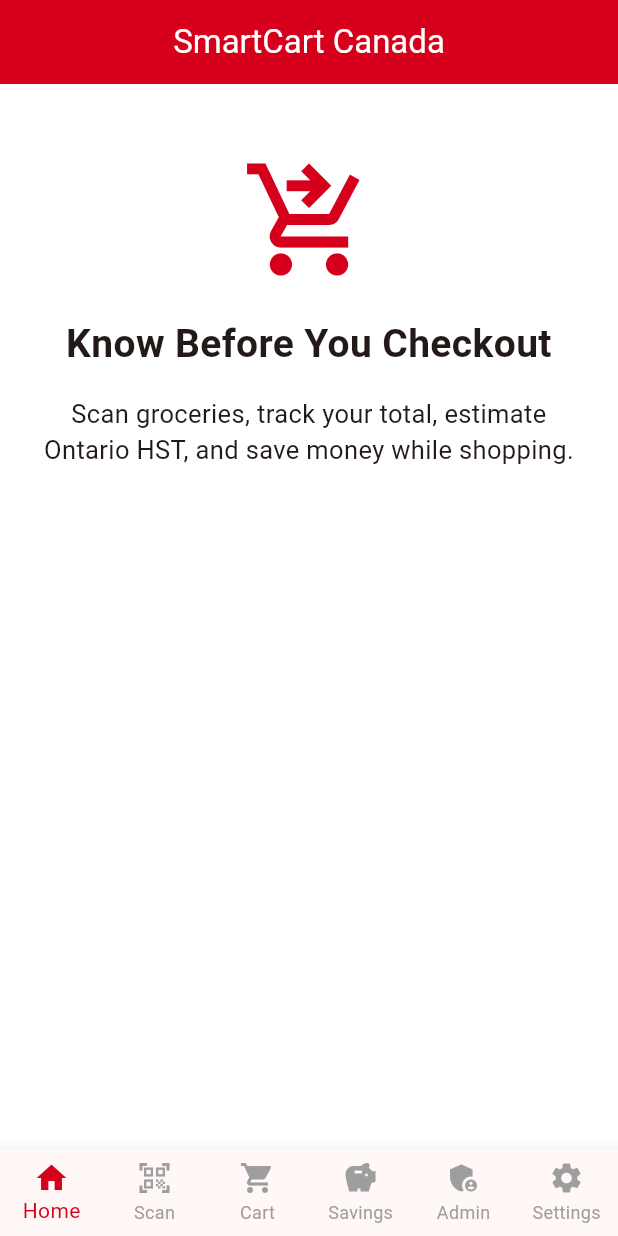
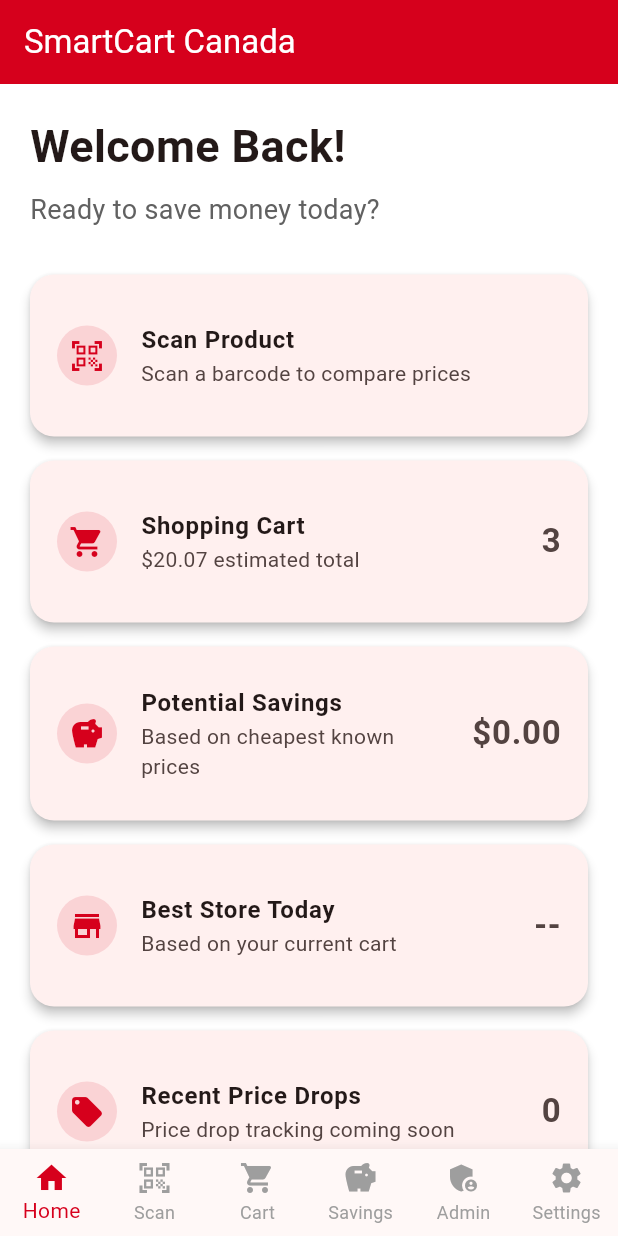
Before and after one commit to bobbybou14/SmartCart-Canada, a Flutter app: the screen it shows after launch, on a phone screen of 412 x 824 dp. Run offline on Flutter 3.47's test engine with Material 3 defaults, Android fonts, the phone set to English and light mode, and no system bars; our stand-ins replace flutter_dotenv, supabase_flutter; missing offline and left inert: mobile_scanner; accounts and stored records are empty.

Commit message:
Add live dashboard service and UI

```diff
--- a/lib/app.dart
+++ b/lib/app.dart
@@ -45,7 +45,7 @@ class _SmartCartCanadaAppState extends State<SmartCartCanadaApp> {
         barcode: '000003',
         name: 'Paper Towels',
         category: 'Household',
-        size: '6 rolls',
+        size: '6 Rolls',
         taxable: true,
       ),
       price: 9.99,
@@ -54,9 +54,8 @@ class _SmartCartCanadaAppState extends State<SmartCartCanadaApp> {
 
   void addToCart(CartItem item) {
     setState(() {
-      final existingIndex = cart.indexWhere(
-        (cartItem) => cartItem.barcode == item.barcode,
-      );
+      final existingIndex =
+          cart.indexWhere((cartItem) => cartItem.barcode == item.barcode);
 
       if (existingIndex >= 0) {
         cart[existingIndex].quantity++;
@@ -71,9 +70,25 @@ class _SmartCartCanadaAppState extends State<SmartCartCanadaApp> {
   @override
   Widget build(BuildContext context) {
     final screens = [
-      const HomeScreen(),
-      ScanScreen(onItemScanned: addToCart),
-      CartScreen(cart: cart),
+      HomeScreen(
+        cart: cart,
+        onScanTap: () {
+          setState(() {
+            selectedIndex = 1;
+          });
+        },
+        onCartTap: () {
+          setState(() {
+            selectedIndex = 2;
+          });
+        },
+      ),
+      ScanScreen(
+        onItemScanned: addToCart,
+      ),
+      CartScreen(
+        cart: cart,
+      ),
       const PlaceholderScreen(
         title: 'Savings',
         message: 'Savings and price comparisons will appear here.',
@@ -90,7 +105,9 @@ class _SmartCartCanadaAppState extends State<SmartCartCanadaApp> {
       debugShowCheckedModeBanner: false,
       theme: ThemeData(
         useMaterial3: true,
-        colorScheme: ColorScheme.fromSeed(seedColor: smartCartRed),
+        colorScheme: ColorScheme.fromSeed(
+          seedColor: smartCartRed,
+        ),
         scaffoldBackgroundColor: Colors.white,
       ),
       home: Scaffold(
@@ -106,12 +123,30 @@ class _SmartCartCanadaAppState extends State<SmartCartCanadaApp> {
             });
           },
           items: const [
-            BottomNavigationBarItem(icon: Icon(Icons.home), label: 'Home'),
-            BottomNavigationBarItem(icon: Icon(Icons.qr_code_scanner), label: 'Scan'),
-            BottomNavigationBarItem(icon: Icon(Icons.shopping_cart), label: 'Cart'),
-            BottomNavigationBarItem(icon: Icon(Icons.savings), label: 'Savings'),
-            BottomNavigationBarItem(icon: Icon(Icons.admin_panel_settings), label: 'Admin'),
-            BottomNavigationBarItem(icon: Icon(Icons.settings), label: 'Settings'),
+            BottomNavigationBarItem(
+              icon: Icon(Icons.home),
+              label: 'Home',
+            ),
+            BottomNavigationBarItem(
+              icon: Icon(Icons.qr_code_scanner),
+              label: 'Scan',
+            ),
+            BottomNavigationBarItem(
+              icon: Icon(Icons.shopping_cart),
+              label: 'Cart',
+            ),
+            BottomNavigationBarItem(
+              icon: Icon(Icons.savings),
+              label: 'Savings',
+            ),
+            BottomNavigationBarItem(
+              icon: Icon(Icons.admin_panel_settings),
+              label: 'Admin',
+            ),
+            BottomNavigationBarItem(
+              icon: Icon(Icons.settings),
+              label: 'Settings',
+            ),
           ],
         ),
       ),
--- /dev/null
+++ b/lib/core/widgets/dashboard_card.dart
@@ -0,0 +1,51 @@
+import 'package:flutter/material.dart';
+
+class DashboardCard extends StatelessWidget {
+  final IconData icon;
+  final String title;
+  final String value;
+  final String subtitle;
+  final VoidCallback? onTap;
+
+  const DashboardCard({
+    super.key,
+    required this.icon,
+    required this.title,
+    required this.value,
+    required this.subtitle,
+    this.onTap,
+  });
+
+  static const Color smartCartRed = Color(0xFFD6001C);
+
+  @override
+  Widget build(BuildContext context) {
+    return Card(
+      elevation: 3,
+      margin: const EdgeInsets.only(bottom: 16),
+      shape: RoundedRectangleBorder(
+        borderRadius: BorderRadius.circular(16),
+      ),
+      child: ListTile(
+        onTap: onTap,
+        contentPadding: const EdgeInsets.all(18),
+        leading: CircleAvatar(
+          backgroundColor: smartCartRed.withOpacity(0.12),
+          child: Icon(icon, color: smartCartRed),
+        ),
+        title: Text(
+          title,
+          style: const TextStyle(fontWeight: FontWeight.bold),
+        ),
+        subtitle: Text(subtitle),
+        trailing: Text(
+          value,
+          style: const TextStyle(
+            fontSize: 22,
+            fontWeight: FontWeight.bold,
+          ),
+        ),
+      ),
+    );
+  }
+}
--- a/lib/screens/home_screen.dart
+++ b/lib/screens/home_screen.dart
@@ -1,37 +1,128 @@
 import 'package:flutter/material.dart';
 
-class HomeScreen extends StatelessWidget {
-  const HomeScreen({super.key});
+import '../core/widgets/dashboard_card.dart';
+import '../models/cart_item.dart';
+import '../service/dashboard_service.dart';
 
+class HomeScreen extends StatefulWidget {
+  final List<CartItem> cart;
+  final VoidCallback onScanTap;
+  final VoidCallback onCartTap;
+
+  const HomeScreen({
+    super.key,
+    required this.cart,
+    required this.onScanTap,
+    required this.onCartTap,
+  });
+
+  @override
+  State<HomeScreen> createState() => _HomeScreenState();
+}
+
+class _HomeScreenState extends State<HomeScreen> {
   static const Color smartCartRed = Color(0xFFD6001C);
+
+  double potentialSavings = 0;
+  String bestStore = '--';
+  bool loadingInsights = true;
+
+  @override
+  void initState() {
+    super.initState();
+    loadDashboardInsights();
+  }
+
+  @override
+  void didUpdateWidget(HomeScreen oldWidget) {
+    super.didUpdateWidget(oldWidget);
+
+    if (oldWidget.cart != widget.cart) {
+      loadDashboardInsights();
+    }
+  }
+
+  Future<void> loadDashboardInsights() async {
+    final savings = await DashboardService.potentialSavings(widget.cart);
+    final store = await DashboardService.bestStore(widget.cart);
+
+    if (!mounted) return;
+
+    setState(() {
+      potentialSavings = savings;
+      bestStore = store;
+      loadingInsights = false;
+    });
+  }
 
   @override
   Widget build(BuildContext context) {
+    final itemCount = DashboardService.cartItemCount(widget.cart);
+    final cartTotal = DashboardService.cartTotal(widget.cart);
+
     return Scaffold(
       appBar: AppBar(
         title: const Text('SmartCart Canada'),
         backgroundColor: smartCartRed,
         foregroundColor: Colors.white,
-        centerTitle: true,
       ),
-      body: const Padding(
-        padding: EdgeInsets.all(20),
-        child: Column(
-          crossAxisAlignment: CrossAxisAlignment.stretch,
+      body: RefreshIndicator(
+        onRefresh: loadDashboardInsights,
+        child: ListView(
+          padding: const EdgeInsets.all(20),
           children: [
-            SizedBox(height: 25),
-            Icon(Icons.shopping_cart_checkout, size: 90, color: smartCartRed),
-            SizedBox(height: 20),
+            const Text(
+              'Welcome Back!',
+              style: TextStyle(
+                fontSize: 30,
+                fontWeight: FontWeight.bold,
+              ),
+            ),
+            const SizedBox(height: 8),
             Text(
-              'Know Before You Checkout',
-              textAlign: TextAlign.center,
-              style: TextStyle(fontSize: 26, fontWeight: FontWeight.bold),
+              'Ready to save money today?',
+              style: TextStyle(
+                fontSize: 18,
+                color: Colors.grey.shade700,
+              ),
             ),
-            SizedBox(height: 16),
-            Text(
-              'Scan groceries, track your total, estimate Ontario HST, and save money while shopping.',
-              textAlign: TextAlign.center,
-              style: TextStyle(fontSize: 17),
+            const SizedBox(height: 30),
+
+            DashboardCard(
+              icon: Icons.qr_code_scanner,
+              title: 'Scan Product',
+              value: '',
+              subtitle: 'Scan a barcode to compare prices',
+              onTap: widget.onScanTap,
+            ),
+
+            DashboardCard(
+              icon: Icons.shopping_cart,
+              title: 'Shopping Cart',
+              value: '$itemCount',
+              subtitle: '\$${cartTotal.toStringAsFixed(2)} estimated total',
+              onTap: widget.onCartTap,
+            ),
+
+            DashboardCard(
+              icon: Icons.savings,
+              title: 'Potential Savings',
+              value: loadingInsights ? '...' : '\$${potentialSavings.toStringAsFixed(2)}',
+              subtitle: 'Based on cheapest known prices',
+            ),
+
+            DashboardCard(
+              icon: Icons.store,
+              title: 'Best Store Today',
+              value: loadingInsights ? '...' : bestStore,
+              subtitle: 'Based on your current cart',
+            ),
+
+            DashboardCard(
+              icon: Icons.local_offer,
+              title: 'Recent Price Drops',
+              value: '0',
+              subtitle: 'Price drop tracking coming soon',
             ),
           ],
         ),
--- /dev/null
+++ b/lib/service/dashboard_service.dart
@@ -0,0 +1,63 @@
+import '../models/cart_item.dart';
+import '../models/price.dart';
+import 'price_service.dart';
+
+class DashboardService {
+  /// Total number of items in the cart.
+  static int cartItemCount(List<CartItem> cart) {
+    return cart.fold(0, (sum, item) => sum + item.quantity);
+  }
+
+  /// Total cost using the prices currently in the cart.
+  static double cartTotal(List<CartItem> cart) {
+    return cart.fold(
+      0,
+      (sum, item) => sum + item.total,
+    );
+  }
+
+  /// Calculates the maximum savings if every item was purchased
+  /// at its cheapest known price.
+  static Future<double> potentialSavings(
+      List<CartItem> cart) async {
+    double savings = 0;
+
+    for (final item in cart) {
+      final Price? cheapest =
+          await PriceService.getLowestPrice(item.barcode);
+
+      if (cheapest != null && cheapest.price < item.price) {
+        savings += (item.price - cheapest.price) * item.quantity;
+      }
+    }
+
+    return savings;
+  }
+
+  /// Returns the store with the most "best prices".
+  static Future<String> bestStore(List<CartItem> cart) async {
+    final Map<String, int> winners = {};
+
+    for (final item in cart) {
+      final Price? cheapest =
+          await PriceService.getLowestPrice(item.barcode);
+
+      if (cheapest == null) continue;
+
+      winners.update(
+        cheapest.store,
+        (count) => count + 1,
+        ifAbsent: () => 1,
+      );
+    }
+
+    if (winners.isEmpty) {
+      return '--';
+    }
+
+    final sorted = winners.entries.toList()
+      ..sort((a, b) => b.value.compareTo(a.value));
+
+    return sorted.first.key;
+  }
+}
```
Also changed, not shown: lib/core/widgets/product_card.dart (added, +140 -0 lines), lib/screens/product_catalog_screen.dart (+14 -42 lines).
